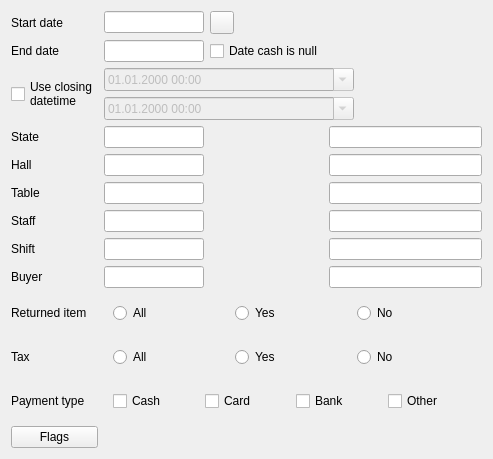
First picture: the form in Reports/cr5commonsalesfilter.ui, repository End1-1/Cafe5, before the edit.
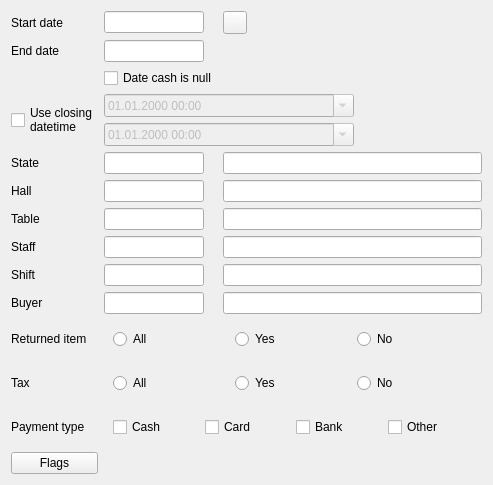
Second picture: the form after the edit. Icons and pictures are not drawn. Custom widgets are drawn as their Qt base class.

What changed in the file:
```diff
--- a/Reports/cr5commonsalesfilter.ui
+++ b/Reports/cr5commonsalesfilter.ui
@@ -7,44 +7,34 @@
     <x>0</x>
     <y>0</y>
     <width>493</width>
-    <height>432</height>
+    <height>455</height>
    </rect>
   </property>
   <property name="windowTitle">
    <string>Form</string>
   </property>
   <layout class="QGridLayout" name="gridLayout">
-   <item row="5" column="3">
-    <widget class="C5LineEditWithSelector" name="leHallName">
-     <property name="focusPolicy">
-      <enum>Qt::NoFocus</enum>
+   <item row="9" column="1">
+    <widget class="C5LineEditWithSelector" name="leShift">
+     <property name="maximumSize">
+      <size>
+       <width>100</width>
+       <height>16777215</height>
+      </size>
      </property>
-     <property name="readOnly">
-      <bool>true</bool>
+     <property name="FilterName" stdset="0">
+      <string>shift</string>
      </property>
     </widget>
    </item>
-   <item row="13" column="0">
-    <widget class="QPushButton" name="btnFlags">
+   <item row="9" column="0">
+    <widget class="QLabel" name="label_7">
      <property name="text">
-      <string>Flags</string>
+      <string>Shift</string>
      </property>
     </widget>
    </item>
    <item row="6" column="1">
-    <widget class="C5LineEditWithSelector" name="leTable">
-     <property name="maximumSize">
-      <size>
-       <width>100</width>
-       <height>16777215</height>
-      </size>
-     </property>
-     <property name="FilterName" stdset="0">
-      <string>table</string>
-     </property>
-    </widget>
-   </item>
-   <item row="5" column="1">
     <widget class="C5LineEditWithSelector" name="leHall">
      <property name="maximumSize">
       <size>
@@ -57,332 +47,13 @@
      </property>
     </widget>
    </item>
-   <item row="9" column="0">
-    <widget class="QLabel" name="label_9">
-     <property name="text">
-      <string>Buyer</string>
-     </property>
-    </widget>
-   </item>
-   <item row="7" column="0">
+   <item row="8" column="0">
     <widget class="QLabel" name="label_6">
      <property name="text">
       <string>Staff</string>
      </property>
     </widget>
    </item>
-   <item row="0" column="1">
-    <widget class="C5DateEdit" name="deStart">
-     <property name="maximumSize">
-      <size>
-       <width>100</width>
-       <height>16777215</height>
-      </size>
-     </property>
-     <property name="FilterName" stdset="0">
-      <string>date1</string>
-     </property>
-    </widget>
-   </item>
-   <item row="6" column="3">
-    <widget class="C5LineEditWithSelector" name="leTableName">
-     <property name="focusPolicy">
-      <enum>Qt::NoFocus</enum>
-     </property>
-     <property name="readOnly">
-      <bool>true</bool>
-     </property>
-    </widget>
-   </item>
-   <item row="8" column="1">
-    <widget class="C5LineEditWithSelector" name="leShift">
-     <property name="maximumSize">
-      <size>
-       <width>100</width>
-       <height>16777215</height>
-      </size>
-     </property>
-     <property name="FilterName" stdset="0">
-      <string>shift</string>
-     </property>
-    </widget>
-   </item>
-   <item row="4" column="0">
-    <widget class="QLabel" name="label_3">
-     <property name="text">
-      <string>State</string>
-     </property>
-    </widget>
-   </item>
-   <item row="11" column="1" colspan="3">
-    <widget class="QWidget" name="widget_2" native="true">
-     <property name="minimumSize">
-      <size>
-       <width>0</width>
-       <height>0</height>
-      </size>
-     </property>
-     <layout class="QHBoxLayout" name="horizontalLayout_2">
-      <item>
-       <widget class="QRadioButton" name="rbTaxAll">
-        <property name="text">
-         <string>All</string>
-        </property>
-       </widget>
-      </item>
-      <item>
-       <widget class="QRadioButton" name="rbTaxYes">
-        <property name="text">
-         <string>Yes</string>
-        </property>
-       </widget>
-      </item>
-      <item>
-       <widget class="QRadioButton" name="rbTaxNo">
-        <property name="text">
-         <string>No</string>
-        </property>
-       </widget>
-      </item>
-     </layout>
-    </widget>
-   </item>
-   <item row="4" column="3">
-    <widget class="C5LineEditWithSelector" name="leStateName">
-     <property name="focusPolicy">
-      <enum>Qt::NoFocus</enum>
-     </property>
-     <property name="readOnly">
-      <bool>true</bool>
-     </property>
-    </widget>
-   </item>
-   <item row="4" column="1">
-    <widget class="C5LineEditWithSelector" name="leState">
-     <property name="maximumSize">
-      <size>
-       <width>100</width>
-       <height>16777215</height>
-      </size>
-     </property>
-     <property name="FilterName" stdset="0">
-      <string>State</string>
-     </property>
-    </widget>
-   </item>
-   <item row="3" column="1" colspan="3">
-    <widget class="QDateTimeEdit" name="dt2">
-     <property name="enabled">
-      <bool>false</bool>
-     </property>
-     <property name="maximumSize">
-      <size>
-       <width>250</width>
-       <height>16777215</height>
-      </size>
-     </property>
-     <property name="displayFormat">
-      <string>dd.MM.yyyy HH:mm</string>
-     </property>
-     <property name="calendarPopup">
-      <bool>true</bool>
-     </property>
-    </widget>
-   </item>
-   <item row="10" column="0">
-    <widget class="QLabel" name="label_8">
-     <property name="text">
-      <string>Returned item</string>
-     </property>
-    </widget>
-   </item>
-   <item row="1" column="0">
-    <widget class="QLabel" name="label_2">
-     <property name="text">
-      <string>End date</string>
-     </property>
-    </widget>
-   </item>
-   <item row="14" column="0">
-    <spacer name="verticalSpacer">
-     <property name="orientation">
-      <enum>Qt::Vertical</enum>
-     </property>
-     <property name="sizeHint" stdset="0">
-      <size>
-       <width>20</width>
-       <height>40</height>
-      </size>
-     </property>
-    </spacer>
-   </item>
-   <item row="1" column="1">
-    <widget class="C5DateEdit" name="deEnd">
-     <property name="maximumSize">
-      <size>
-       <width>100</width>
-       <height>16777215</height>
-      </size>
-     </property>
-     <property name="FilterName" stdset="0">
-      <string>date2</string>
-     </property>
-    </widget>
-   </item>
-   <item row="10" column="1" colspan="3">
-    <widget class="QWidget" name="widget" native="true">
-     <property name="minimumSize">
-      <size>
-       <width>0</width>
-       <height>0</height>
-      </size>
-     </property>
-     <layout class="QHBoxLayout" name="horizontalLayout">
-      <item>
-       <widget class="QRadioButton" name="rbRIAll">
-        <property name="text">
-         <string>All</string>
-        </property>
-       </widget>
-      </item>
-      <item>
-       <widget class="QRadioButton" name="rbRIYes">
-        <property name="text">
-         <string>Yes</string>
-        </property>
-       </widget>
-      </item>
-      <item>
-       <widget class="QRadioButton" name="rbRINo">
-        <property name="text">
-         <string>No</string>
-        </property>
-       </widget>
-      </item>
-     </layout>
-    </widget>
-   </item>
-   <item row="2" column="1" colspan="3">
-    <widget class="QDateTimeEdit" name="dt1">
-     <property name="enabled">
-      <bool>false</bool>
-     </property>
-     <property name="maximumSize">
-      <size>
-       <width>250</width>
-       <height>16777215</height>
-      </size>
-     </property>
-     <property name="displayFormat">
-      <string>dd.MM.yyyy HH:mm</string>
-     </property>
-     <property name="calendarPopup">
-      <bool>true</bool>
-     </property>
-    </widget>
-   </item>
-   <item row="9" column="3">
-    <widget class="C5LineEditWithSelector" name="leBuyerName">
-     <property name="focusPolicy">
-      <enum>Qt::NoFocus</enum>
-     </property>
-     <property name="readOnly">
-      <bool>true</bool>
-     </property>
-    </widget>
-   </item>
-   <item row="8" column="3">
-    <widget class="C5LineEditWithSelector" name="leShiftName">
-     <property name="focusPolicy">
-      <enum>Qt::NoFocus</enum>
-     </property>
-     <property name="readOnly">
-      <bool>true</bool>
-     </property>
-    </widget>
-   </item>
-   <item row="6" column="0">
-    <widget class="QLabel" name="label_5">
-     <property name="text">
-      <string>Table</string>
-     </property>
-    </widget>
-   </item>
-   <item row="11" column="0">
-    <widget class="QLabel" name="label_10">
-     <property name="text">
-      <string>Tax</string>
-     </property>
-    </widget>
-   </item>
-   <item row="7" column="3">
-    <widget class="C5LineEditWithSelector" name="leStaffName">
-     <property name="focusPolicy">
-      <enum>Qt::NoFocus</enum>
-     </property>
-     <property name="readOnly">
-      <bool>true</bool>
-     </property>
-    </widget>
-   </item>
-   <item row="2" column="0" rowspan="2">
-    <widget class="QCheckBox" name="chUseClosingDateTime">
-     <property name="focusPolicy">
-      <enum>Qt::NoFocus</enum>
-     </property>
-     <property name="text">
-      <string>Use closing
-datetime</string>
-     </property>
-    </widget>
-   </item>
-   <item row="0" column="0">
-    <widget class="QLabel" name="label">
-     <property name="text">
-      <string>Start date</string>
-     </property>
-    </widget>
-   </item>
-   <item row="7" column="1">
-    <widget class="C5LineEditWithSelector" name="leStaff">
-     <property name="maximumSize">
-      <size>
-       <width>100</width>
-       <height>16777215</height>
-      </size>
-     </property>
-     <property name="FilterName" stdset="0">
-      <string>staff</string>
-     </property>
-    </widget>
-   </item>
-   <item row="5" column="0">
-    <widget class="QLabel" name="label_4">
-     <property name="text">
-      <string>Hall</string>
-     </property>
-    </widget>
-   </item>
-   <item row="9" column="1">
-    <widget class="C5LineEditWithSelector" name="leBuyer">
-     <property name="maximumSize">
-      <size>
-       <width>100</width>
-       <height>16777215</height>
-      </size>
-     </property>
-     <property name="FilterName" stdset="0">
-      <string>buyer</string>
-     </property>
-    </widget>
-   </item>
-   <item row="8" column="0">
-    <widget class="QLabel" name="label_7">
-     <property name="text">
-      <string>Shift</string>
-     </property>
-    </widget>
-   </item>
    <item row="1" column="3">
     <spacer name="horizontalSpacer">
      <property name="orientation">
@@ -396,14 +67,50 @@
      </property>
     </spacer>
    </item>
-   <item row="12" column="0">
-    <widget class="QLabel" name="label_11">
+   <item row="10" column="1">
+    <widget class="C5LineEditWithSelector" name="leBuyer">
+     <property name="maximumSize">
+      <size>
+       <width>100</width>
+       <height>16777215</height>
+      </size>
+     </property>
+     <property name="FilterName" stdset="0">
+      <string>buyer</string>
+     </property>
+    </widget>
+   </item>
+   <item row="4" column="1" colspan="3">
+    <widget class="QDateTimeEdit" name="dt2">
+     <property name="enabled">
+      <bool>false</bool>
+     </property>
+     <property name="maximumSize">
+      <size>
+       <width>250</width>
+       <height>16777215</height>
+      </size>
+     </property>
+     <property name="displayFormat">
+      <string>dd.MM.yyyy HH:mm</string>
+     </property>
+     <property name="calendarPopup">
+      <bool>true</bool>
+     </property>
+    </widget>
+   </item>
+   <item row="3" column="0" rowspan="2">
+    <widget class="QCheckBox" name="chUseClosingDateTime">
+     <property name="focusPolicy">
+      <enum>Qt::NoFocus</enum>
+     </property>
      <property name="text">
-      <string>Payment type</string>
+      <string>Use closing
+datetime</string>
      </property>
     </widget>
    </item>
-   <item row="12" column="1" colspan="3">
+   <item row="13" column="1" colspan="3">
     <widget class="QWidget" name="widget_3" native="true">
      <layout class="QHBoxLayout" name="horizontalLayout_3">
       <item>
@@ -437,10 +144,129 @@
      </layout>
     </widget>
    </item>
-   <item row="1" column="2">
-    <widget class="QCheckBox" name="chDoNotUseCashDate">
+   <item row="1" column="0">
+    <widget class="QLabel" name="label_2">
      <property name="text">
-      <string>Date cash is null</string>
+      <string>End date</string>
+     </property>
+    </widget>
+   </item>
+   <item row="0" column="0">
+    <widget class="QLabel" name="label">
+     <property name="text">
+      <string>Start date</string>
+     </property>
+    </widget>
+   </item>
+   <item row="0" column="1">
+    <widget class="C5DateEdit" name="deStart">
+     <property name="maximumSize">
+      <size>
+       <width>100</width>
+       <height>16777215</height>
+      </size>
+     </property>
+     <property name="FilterName" stdset="0">
+      <string>date1</string>
+     </property>
+    </widget>
+   </item>
+   <item row="5" column="1">
+    <widget class="C5LineEditWithSelector" name="leState">
+     <property name="maximumSize">
+      <size>
+       <width>100</width>
+       <height>16777215</height>
+      </size>
+     </property>
+     <property name="FilterName" stdset="0">
+      <string>State</string>
+     </property>
+    </widget>
+   </item>
+   <item row="15" column="0">
+    <spacer name="verticalSpacer">
+     <property name="orientation">
+      <enum>Qt::Vertical</enum>
+     </property>
+     <property name="sizeHint" stdset="0">
+      <size>
+       <width>20</width>
+       <height>40</height>
+      </size>
+     </property>
+    </spacer>
+   </item>
+   <item row="7" column="1">
+    <widget class="C5LineEditWithSelector" name="leTable">
+     <property name="maximumSize">
+      <size>
+       <width>100</width>
+       <height>16777215</height>
+      </size>
+     </property>
+     <property name="FilterName" stdset="0">
+      <string>table</string>
+     </property>
+    </widget>
+   </item>
+   <item row="6" column="0">
+    <widget class="QLabel" name="label_4">
+     <property name="text">
+      <string>Hall</string>
+     </property>
+    </widget>
+   </item>
+   <item row="12" column="1" colspan="3">
+    <widget class="QWidget" name="widget_2" native="true">
+     <property name="minimumSize">
+      <size>
+       <width>0</width>
+       <height>0</height>
+      </size>
+     </property>
+     <layout class="QHBoxLayout" name="horizontalLayout_2">
+      <item>
+       <widget class="QRadioButton" name="rbTaxAll">
+        <property name="text">
+         <string>All</string>
+        </property>
+       </widget>
+      </item>
+      <item>
+       <widget class="QRadioButton" name="rbTaxYes">
+        <property name="text">
+         <string>Yes</string>
+        </property>
+       </widget>
+      </item>
+      <item>
+       <widget class="QRadioButton" name="rbTaxNo">
+        <property name="text">
+         <string>No</string>
+        </property>
+       </widget>
+      </item>
+     </layout>
+    </widget>
+   </item>
+   <item row="14" column="0">
+    <widget class="QPushButton" name="btnFlags">
+     <property name="text">
+      <string>Flags</string>
+     </property>
+    </widget>
+   </item>
+   <item row="8" column="1">
+    <widget class="C5LineEditWithSelector" name="leStaff">
+     <property name="maximumSize">
+      <size>
+       <width>100</width>
+       <height>16777215</height>
+      </size>
+     </property>
+     <property name="FilterName" stdset="0">
+      <string>staff</string>
      </property>
     </widget>
    </item>
@@ -458,19 +284,193 @@
      </property>
     </widget>
    </item>
+   <item row="11" column="0">
+    <widget class="QLabel" name="label_8">
+     <property name="text">
+      <string>Returned item</string>
+     </property>
+    </widget>
+   </item>
+   <item row="11" column="1" colspan="3">
+    <widget class="QWidget" name="widget" native="true">
+     <property name="minimumSize">
+      <size>
+       <width>0</width>
+       <height>0</height>
+      </size>
+     </property>
+     <layout class="QHBoxLayout" name="horizontalLayout">
+      <item>
+       <widget class="QRadioButton" name="rbRIAll">
+        <property name="text">
+         <string>All</string>
+        </property>
+       </widget>
+      </item>
+      <item>
+       <widget class="QRadioButton" name="rbRIYes">
+        <property name="text">
+         <string>Yes</string>
+        </property>
+       </widget>
+      </item>
+      <item>
+       <widget class="QRadioButton" name="rbRINo">
+        <property name="text">
+         <string>No</string>
+        </property>
+       </widget>
+      </item>
+     </layout>
+    </widget>
+   </item>
+   <item row="13" column="0">
+    <widget class="QLabel" name="label_11">
+     <property name="text">
+      <string>Payment type</string>
+     </property>
+    </widget>
+   </item>
+   <item row="7" column="0">
+    <widget class="QLabel" name="label_5">
+     <property name="text">
+      <string>Table</string>
+     </property>
+    </widget>
+   </item>
+   <item row="1" column="1">
+    <widget class="C5DateEdit" name="deEnd">
+     <property name="maximumSize">
+      <size>
+       <width>100</width>
+       <height>16777215</height>
+      </size>
+     </property>
+     <property name="FilterName" stdset="0">
+      <string>date2</string>
+     </property>
+    </widget>
+   </item>
+   <item row="5" column="0">
+    <widget class="QLabel" name="label_3">
+     <property name="text">
+      <string>State</string>
+     </property>
+    </widget>
+   </item>
+   <item row="12" column="0">
+    <widget class="QLabel" name="label_10">
+     <property name="text">
+      <string>Tax</string>
+     </property>
+    </widget>
+   </item>
+   <item row="10" column="0">
+    <widget class="QLabel" name="label_9">
+     <property name="text">
+      <string>Buyer</string>
+     </property>
+    </widget>
+   </item>
+   <item row="3" column="1" colspan="3">
+    <widget class="QDateTimeEdit" name="dt1">
+     <property name="enabled">
+      <bool>false</bool>
+     </property>
+     <property name="maximumSize">
+      <size>
+       <width>250</width>
+       <height>16777215</height>
+      </size>
+     </property>
+     <property name="displayFormat">
+      <string>dd.MM.yyyy HH:mm</string>
+     </property>
+     <property name="calendarPopup">
+      <bool>true</bool>
+     </property>
+    </widget>
+   </item>
+   <item row="2" column="1">
+    <widget class="QCheckBox" name="chDoNotUseCashDate">
+     <property name="text">
+      <string>Date cash is null</string>
+     </property>
+    </widget>
+   </item>
+   <item row="5" column="2" colspan="2">
+    <widget class="C5LineEditWithSelector" name="leStateName">
+     <property name="focusPolicy">
+      <enum>Qt::NoFocus</enum>
+     </property>
+     <property name="readOnly">
+      <bool>true</bool>
+     </property>
+    </widget>
+   </item>
+   <item row="6" column="2" colspan="2">
+    <widget class="C5LineEditWithSelector" name="leHallName">
+     <property name="focusPolicy">
+      <enum>Qt::NoFocus</enum>
+     </property>
+     <property name="readOnly">
+      <bool>true</bool>
+     </property>
+    </widget>
+   </item>
+   <item row="7" column="2" colspan="2">
+    <widget class="C5LineEditWithSelector" name="leTableName">
+     <property name="focusPolicy">
+      <enum>Qt::NoFocus</enum>
+     </property>
+     <property name="readOnly">
+      <bool>true</bool>
+     </property>
+    </widget>
+   </item>
+   <item row="8" column="2" colspan="2">
+    <widget class="C5LineEditWithSelector" name="leStaffName">
+     <property name="focusPolicy">
+      <enum>Qt::NoFocus</enum>
+     </property>
+     <property name="readOnly">
+      <bool>true</bool>
+     </property>
+    </widget>
+   </item>
+   <item row="9" column="2" colspan="2">
+    <widget class="C5LineEditWithSelector" name="leShiftName">
+     <property name="focusPolicy">
+      <enum>Qt::NoFocus</enum>
+     </property>
+     <property name="readOnly">
+      <bool>true</bool>
+     </property>
+    </widget>
+   </item>
+   <item row="10" column="2" colspan="2">
+    <widget class="C5LineEditWithSelector" name="leBuyerName">
+     <property name="focusPolicy">
+      <enum>Qt::NoFocus</enum>
+     </property>
+     <property name="readOnly">
+      <bool>true</bool>
+     </property>
+    </widget>
+   </item>
   </layout>
  </widget>
  <customwidgets>
-  <customwidget>
-   <class>C5LineEditWithSelector</class>
-   <extends>QLineEdit</extends>
-   <header location="global">c5lineeditwithselector.h</header>
-  </customwidget>
   <customwidget>
    <class>C5DateEdit</class>
    <extends>QLineEdit</extends>
    <header location="global">c5dateedit.h</header>
   </customwidget>
+  <customwidget>
+   <class>C5LineEditWithSelector</class>
+   <extends>QLineEdit</extends>
+   <header location="global">c5lineeditwithselector.h</header>
+  </customwidget>
  </customwidgets>
  <tabstops>
   <tabstop>deStart</tabstop>
```
